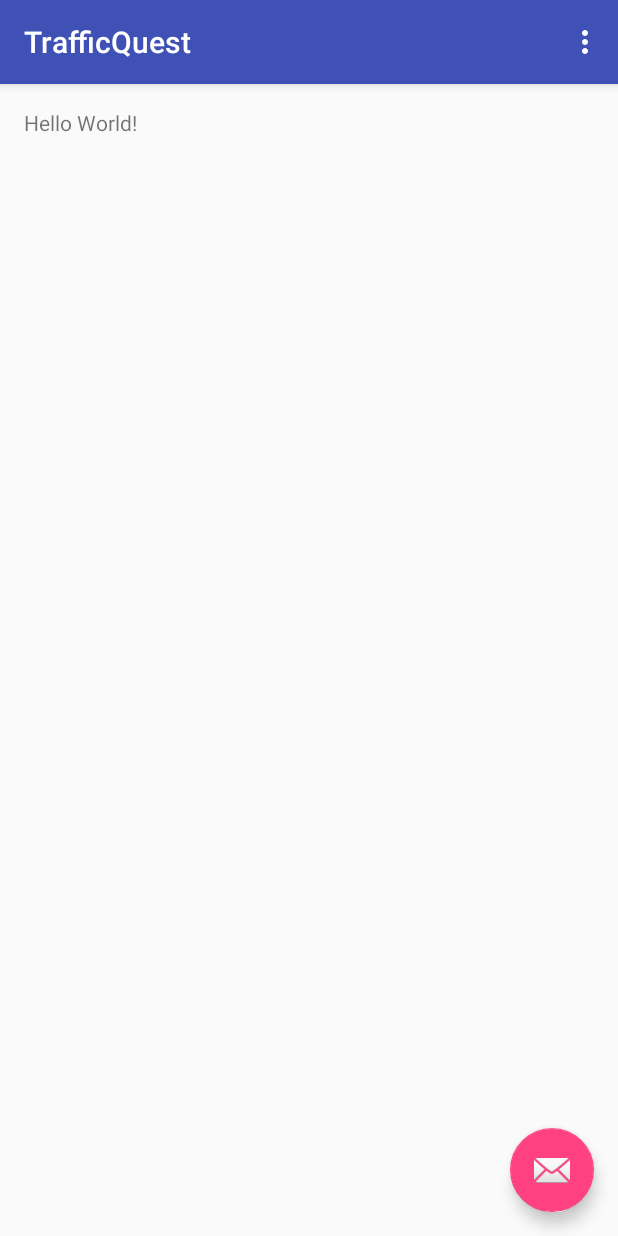
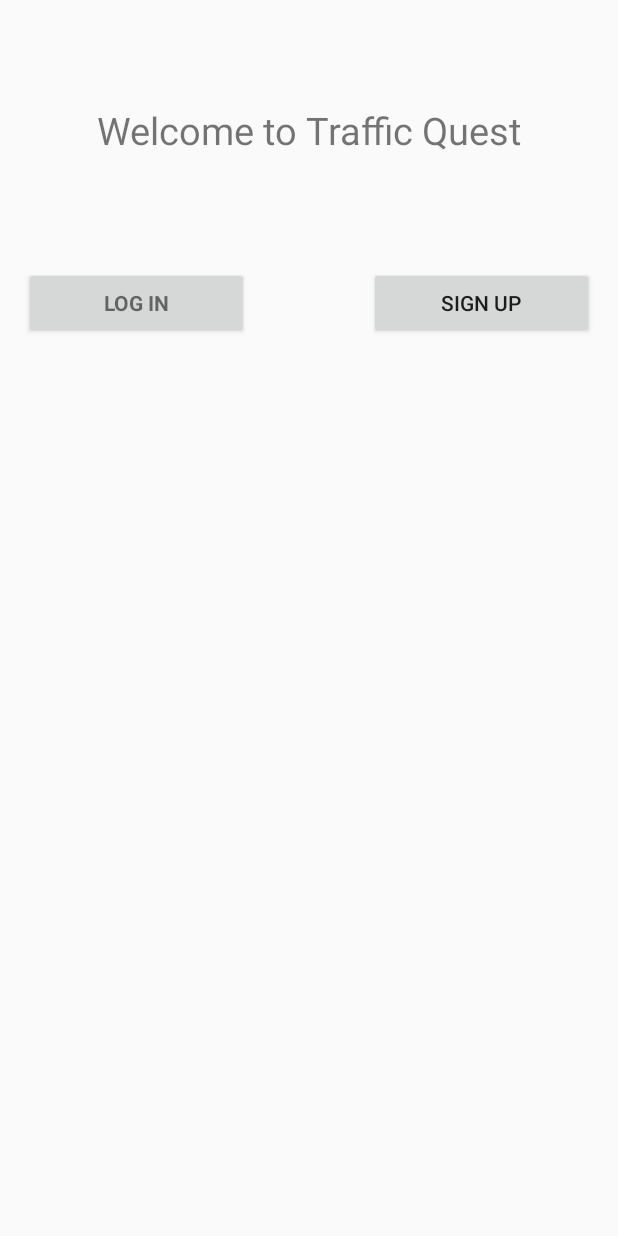
Before and after one commit to castillojonn/trafficquest, an Android app: the screen it shows after launch (MainActivity before the commit, SignUporLoginActivity after it), on a phone screen of 412 x 824 dp. Run offline under Robolectric (Android 15) with nearby library versions, the light colour scheme and no system bars; our stand-ins replace Firebase (no records; nobody signed in at launch, a user with empty details on screens opened directly).

Commit message:
Started working on implementing log in /Sign up

```diff
--- /dev/null
+++ b/app/src/main/java/pkc/trafficquest/sccapstone/trafficquest/DispatchActivity.java
@@ -0,0 +1,74 @@
+package pkc.trafficquest.sccapstone.trafficquest;
+
+import android.content.Context;
+import android.content.Intent;
+import android.net.ConnectivityManager;
+import android.os.Bundle;
+import android.os.CountDownTimer;
+import android.support.annotation.NonNull;
+import android.support.v7.app.AppCompatActivity;
+import android.widget.Toast;
+
+import com.google.firebase.auth.FirebaseAuth;
+import com.google.firebase.auth.FirebaseUser;
+
+/**
+ * Created by pkcho on 10/30/2016.
+ */
+public class DispatchActivity extends AppCompatActivity {
+    private FirebaseAuth mAuth;
+    private FirebaseAuth.AuthStateListener mAuthListener;
+    @Override
+    protected void onCreate(Bundle savedInstanceState) {
+        super.onCreate(savedInstanceState);
+        mAuth = FirebaseAuth.getInstance();
+        mAuthListener = new FirebaseAuth.AuthStateListener(){
+            @Override
+            public void onAuthStateChanged(@NonNull FirebaseAuth fbauth){
+                FirebaseUser user = fbauth.getCurrentUser();
+                if(isNetworkAvailable(getApplicationContext())) {
+                    if (user != null) {
+                        Toast.makeText(getApplicationContext(), "User is already signed with " + user.getDisplayName(), Toast.LENGTH_SHORT).show();
+                        startActivity(new Intent(getApplicationContext(), MainActivity.class)); //user is logged in
+                    } else {
+                        Toast.makeText(getApplicationContext(), "No user detected", Toast.LENGTH_SHORT).show();
+                        startActivity(new Intent(getApplicationContext(), SignUporLoginActivity.class));//not logged in
+                    }
+                }else {
+                    new CountDownTimer(5000, 1000) {
+
+                        public void onTick(long millisUntilFinished) {
+
+                            Toast.makeText(getApplicationContext(), "The app will self destruct in: 5 seconds", Toast.LENGTH_SHORT).show();
+                            Toast.makeText(getApplicationContext(),"You dont have internet!! Call an ISP now!",Toast.LENGTH_SHORT).show();
+                            Toast.makeText(getApplicationContext(),"The app will self destruct in: 1 second",Toast.LENGTH_SHORT).show();
+                        }
+
+                        public void onFinish() {
+                            System.exit(1);
+                        }
+                    }.start();
+                }
+            }
+        };
+
+
+
+    }
+    @Override
+    public void onStart(){
+        super.onStart();
+        mAuth.addAuthStateListener(mAuthListener);
+    }
+    @Override
+    public void onStop(){
+        super.onStop();
+        if(mAuthListener != null){
+            mAuth.removeAuthStateListener(mAuthListener);
+        }
+    }
+    public boolean isNetworkAvailable(final Context context) {
+        final ConnectivityManager connectivityManager = ((ConnectivityManager) context.getSystemService(Context.CONNECTIVITY_SERVICE));
+        return connectivityManager.getActiveNetworkInfo() != null && connectivityManager.getActiveNetworkInfo().isConnected();
+    }
+}
--- /dev/null
+++ b/app/src/main/java/pkc/trafficquest/sccapstone/trafficquest/SignUporLoginActivity.java
@@ -0,0 +1,53 @@
+package pkc.trafficquest.sccapstone.trafficquest;
+
+import android.os.Bundle;
+import android.support.annotation.NonNull;
+import android.support.v7.app.AppCompatActivity;
+import android.support.v7.widget.Toolbar;
+import android.view.View;
+import android.widget.Button;
+import android.widget.Toast;
+
+import com.google.firebase.auth.FirebaseAuth;
+import com.google.firebase.auth.FirebaseUser;
+
+public class SignUporLoginActivity extends AppCompatActivity implements View.OnClickListener {
+    private FirebaseAuth mAuth;
+    private FirebaseAuth.AuthStateListener mAuthListener;
+    private Button signin;
+    private Button signUp;
+    @Override
+    public void onClick(View view) {
+
+    }
+
+    public SignUporLoginActivity() {
+        super();
+    }
+
+    @Override
+    protected void onCreate(Bundle savedInstanceState) {
+        super.onCreate(savedInstanceState);
+        setContentView(R.layout.activity_sign_upor_login);
+        Toolbar toolbar = (Toolbar) findViewById(R.id.toolbar);
+        setSupportActionBar(toolbar);
+
+        mAuth = FirebaseAuth.getInstance();
+        mAuthListener = new FirebaseAuth.AuthStateListener(){
+            @Override
+            public void onAuthStateChanged(@NonNull FirebaseAuth fbauth){
+                FirebaseUser user = fbauth.getCurrentUser();
+                if (user != null){
+                    Toast.makeText(getApplicationContext(), "User is already signed with " + user.getDisplayName(), Toast.LENGTH_SHORT).show();
+
+                }
+                else {
+                    Toast.makeText(getApplicationContext(),"No user detected",Toast.LENGTH_SHORT).show();
+                }
+            }
+        };
+
+    }
+
+
+}
--- a/app/src/main/res/layout/activity_main.xml
+++ b/app/src/main/res/layout/activity_main.xml
@@ -10,7 +10,7 @@
     <android.support.design.widget.AppBarLayout
         android:layout_width="match_parent"
         android:layout_height="wrap_content"
-        android:theme="@style/AppTheme.AppBarOverlay">
+        android:theme="@style/AppTheme.AppBarOverlay">a
 
         <android.support.v7.widget.Toolbar
             android:id="@+id/toolbar"
--- /dev/null
+++ b/app/src/main/res/layout/activity_sign_upor_login.xml
@@ -0,0 +1,44 @@
+<?xml version="1.0" encoding="utf-8"?>
+<RelativeLayout xmlns:android="http://schemas.android.com/apk/res/android"
+    xmlns:tools="http://schemas.android.com/tools"
+    android:layout_width="match_parent"
+    android:layout_height="match_parent"
+    android:paddingBottom="@dimen/activity_vertical_margin"
+    android:paddingLeft="@dimen/activity_horizontal_margin"
+    android:paddingRight="@dimen/activity_horizontal_margin"
+    android:paddingTop="@dimen/activity_vertical_margin"
+    tools:context="pkc.trafficquest.sccapstone.trafficquest.SignUporLoginActivity">
+
+
+     <Button
+        android:id="@+id/email_login_button"
+        style="?android:textAppearanceSmall"
+        android:layout_width="150dp"
+        android:layout_height="wrap_content"
+        android:text="Log in"
+        android:textStyle="bold"
+        android:layout_alignParentTop="true"
+        android:layout_alignParentStart="true"
+         android:layout_alignParentLeft="true"
+        android:layout_marginTop="162dp" />
+
+    <Button
+        android:layout_width="150dp"
+        android:layout_height="wrap_content"
+        android:id="@+id/email_signin_button"
+        android:layout_alignTop="@+id/email_login_button"
+        android:text="sign Up"
+        android:layout_alignParentEnd="true"
+        android:layout_alignParentRight="true"/>
+
+    <TextView
+        android:layout_width="wrap_content"
+        android:layout_height="wrap_content"
+        android:textSize="25dp"
+        android:text="Welcome to Traffic Quest"
+        android:id="@+id/textView"
+        android:layout_alignParentTop="true"
+        android:layout_centerHorizontal="true"
+        android:layout_marginTop="53dp" />
+
+</RelativeLayout>
```
Also changed, not shown: app/src/main/AndroidManifest.xml (+21 -0 lines), app/src/main/java/pkc/trafficquest/sccapstone/trafficquest/LoginActivity.java (added, +50 -0 lines), app/src/main/java/pkc/trafficquest/sccapstone/trafficquest/SignUpActivity.java (added, +26 -0 lines), app/src/main/res/layout/activity_login.xml (added, +78 -0 lines), app/src/main/res/layout/activity_sign_up.xml (added, +106 -0 lines), app/src/main/res/layout/content_sign_up.xml (added, +15 -0 lines), app/src/main/res/layout/content_sign_upor_login.xml (added, +15 -0 lines), app/src/main/res/values/strings.xml (+16 -0 lines).
